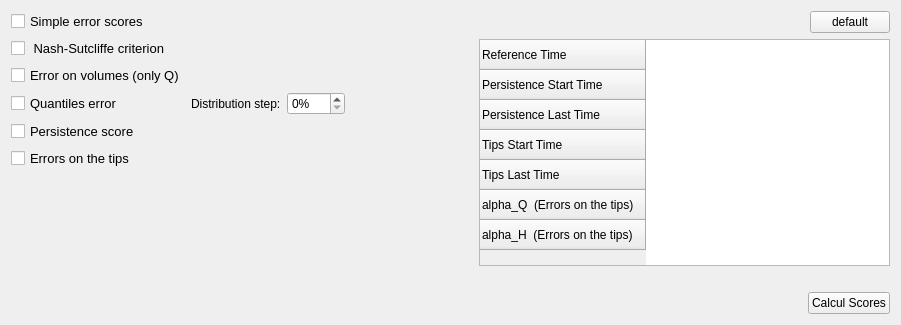
Old version of the form ui/scores/ui_parametre.ui in the repository Artelia/Mascaret.
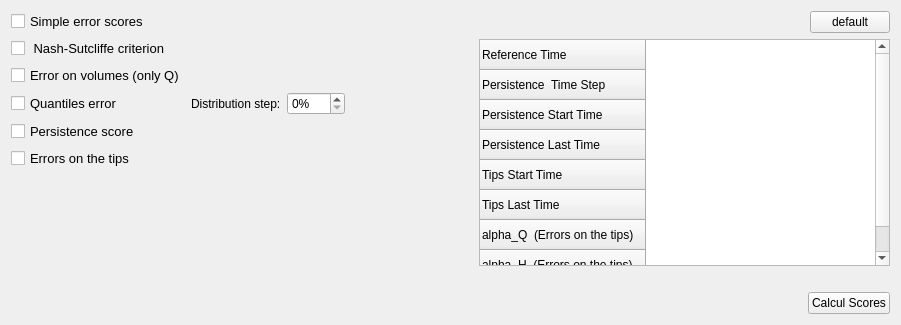
New version of the form.

```diff
--- a/ui/scores/ui_parametre.ui
+++ b/ui/scores/ui_parametre.ui
@@ -196,6 +196,11 @@
            <string>Reference Time</string>
           </property>
          </row>
+         <row>
+          <property name="text">
+           <string>Persistence  Time Step</string>
+          </property>
+         </row>
          <row>
           <property name="text">
            <string>Persistence Start Time </string>
```
